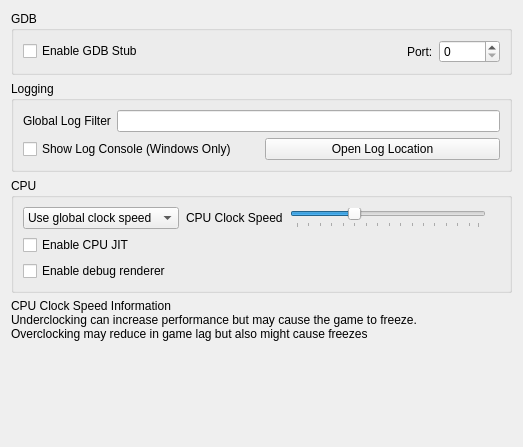
Before: the Qt Designer form src/citra_qt/configuration/configure_debug.ui in User01CSDN/citra, drawn with Qt 5.
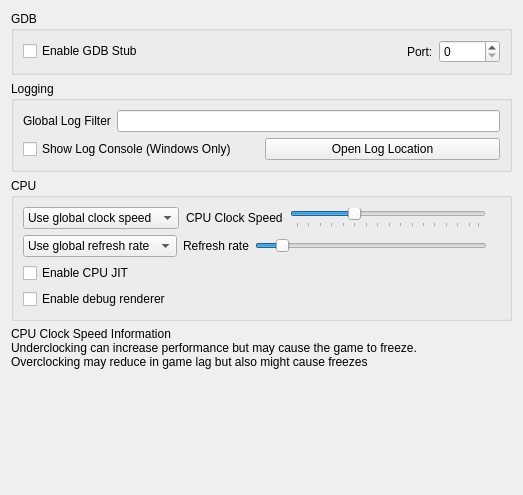
After: the same form once the commit is applied.

Commit message: citra_qt: Add option to adjust screen refresh rate

```diff
--- a/src/citra_qt/configuration/configure_debug.ui
+++ b/src/citra_qt/configuration/configure_debug.ui
@@ -7,7 +7,7 @@
     <x>0</x>
     <y>0</y>
     <width>523</width>
-    <height>447</height>
+    <height>495</height>
    </rect>
   </property>
   <property name="windowTitle">
@@ -112,13 +112,10 @@
       <string>CPU</string>
      </property>
      <layout class="QGridLayout" name="gridLayout_2">
-      <item row="2" column="0">
-       <widget class="QCheckBox" name="toggle_cpu_jit">
-        <property name="toolTip">
-         <string>&lt;html&gt;&lt;head/&gt;&lt;body&gt;&lt;p&gt;Enables the use of the ARM JIT compiler for emulating the 3DS CPUs. Don't disable unless for debugging purposes&lt;/p&gt;&lt;/body&gt;&lt;/html&gt;</string>
-        </property>
+      <item row="4" column="0">
+       <widget class="QCheckBox" name="toggle_renderer_debug">
         <property name="text">
-         <string>Enable CPU JIT</string>
+         <string>Enable debug renderer</string>
         </property>
        </widget>
       </item>
@@ -203,12 +200,83 @@
        </widget>
       </item>
       <item row="3" column="0">
-       <widget class="QCheckBox" name="toggle_renderer_debug">
+       <widget class="QCheckBox" name="toggle_cpu_jit">
+        <property name="toolTip">
+         <string>&lt;html&gt;&lt;head/&gt;&lt;body&gt;&lt;p&gt;Enables the use of the ARM JIT compiler for emulating the 3DS CPUs. Don't disable unless for debugging purposes&lt;/p&gt;&lt;/body&gt;&lt;/html&gt;</string>
+        </property>
         <property name="text">
-         <string>Enable debug renderer</string>
+         <string>Enable CPU JIT</string>
         </property>
        </widget>
       </item>
+      <item row="2" column="0">
+       <widget class="QWidget" name="refresh_rate_widget" native="true">
+        <layout class="QHBoxLayout" name="refresh_rate_widget_2">
+         <property name="leftMargin">
+          <number>0</number>
+         </property>
+         <property name="topMargin">
+          <number>0</number>
+         </property>
+         <property name="rightMargin">
+          <number>0</number>
+         </property>
+         <property name="bottomMargin">
+          <number>0</number>
+         </property>
+         <item>
+          <widget class="QComboBox" name="refresh_rate_combo">
+           <item>
+            <property name="text">
+             <string>Use global refresh rate</string>
+            </property>
+           </item>
+           <item>
+            <property name="text">
+             <string>Set refresh rate:</string>
+            </property>
+           </item>
+          </widget>
+         </item>
+         <item>
+          <widget class="QLabel" name="refresh_rate_label">
+           <property name="text">
+            <string>Refresh rate</string>
+           </property>
+          </widget>
+         </item>
+         <item>
+          <widget class="QSlider" name="slider_refresh_rate">
+           <property name="minimum">
+            <number>30</number>
+           </property>
+           <property name="maximum">
+            <number>360</number>
+           </property>
+           <property name="singleStep">
+            <number>30</number>
+           </property>
+           <property name="pageStep">
+            <number>30</number>
+           </property>
+           <property name="value">
+            <number>60</number>
+           </property>
+           <property name="orientation">
+            <enum>Qt::Horizontal</enum>
+           </property>
+          </widget>
+         </item>
+         <item>
+          <widget class="QLabel" name="refresh_display_label">
+           <property name="text">
+            <string/>
+           </property>
+          </widget>
+         </item>
+        </layout>
+       </widget>
+      </item>
      </layout>
     </widget>
    </item>
```
Left out of the diff: 6 changed lines with no effect on the pictures. The commit also changes 7 other files.
